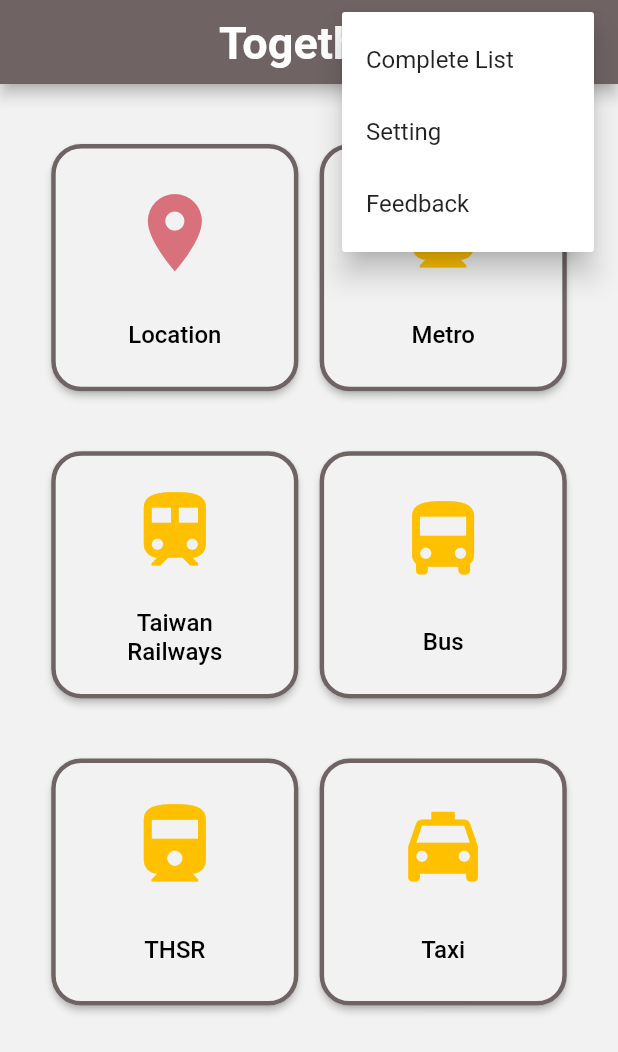
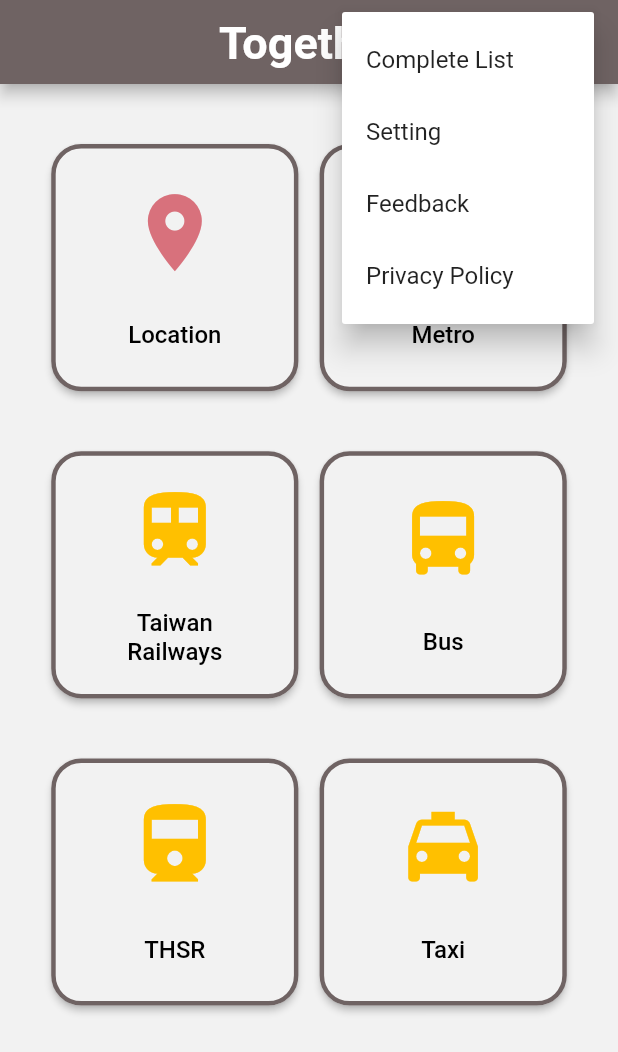
Before and after one commit to lspss95207/Together---epidemic-prevention-log, a Flutter app: the screen it shows after launch, after a tap on the "more vert" icon, on a phone screen of 412 x 824 dp. Shown: the top 1052 px of the screen. Run offline on Flutter 3.47's test engine with Material 2 defaults, Android fonts, the phone set to English and light mode, and no system bars; our stand-ins replace datetime_picker_formfield, dynamic_theme, flutter_speed_dial, geolocator, google_maps_flutter, photo_view and 1 more; missing offline and left inert: dropdownfield, flutter_email_sender, google_maps_place_picker, positioned_tap_detector, searchable_dropdown; Roboto replaces fonts that are missing (jfOpen).

Commit message:
add privacy policy

```diff
--- a/assets/locale/i18n_en.json
+++ b/assets/locale/i18n_en.json
@@ -5,6 +5,7 @@
     "Setting":"Setting",
     "Feedback":"Feedback",
     "Tutorial":"Tutorial",
+    "Privacy Policy": "Privacy Policy",
 
     "System": "System",
     "Language": "Language",
--- a/assets/locale/i18n_zh_TW.json
+++ b/assets/locale/i18n_zh_TW.json
@@ -5,6 +5,7 @@
     "Setting":"設定",
     "Feedback":"意見回覆",
     "Tutorial":"教學",
+    "Privacy Policy": "隱私權政策",
 
     "System": "系統預設",
     "Language": "語言",
--- a/lib/homePage.dart
+++ b/lib/homePage.dart
@@ -113,22 +113,30 @@
                           Navigator.of(context).push(MaterialPageRoute(
                               builder: (BuildContext context) =>
                                   SettingPage()));
-                        } else if (val == 'facebook') {
+                        } else if (val == 'privacy') {
                           const url =
-                              'https://www.facebook.com/%E4%B8%80%E8%B5%B7-%E5%BF%AB%E9%80%9F%E7%B4%80%E9%8C%84%E8%A1%8C%E8%B9%A4%E6%88%B0%E5%8B%9Dcovid-19-115060663529087';
+                              'https://together-epidemic-pr.flycricket.io/privacy.html';
                           if (await canLaunch(url)) {
                             await launch(url);
                           } else {
                             throw 'Could not launch $url';
                           }
+                        } else if (val == 'facebook') {
+                          // const url =
+                          //     'https://www.facebook.com/%E4%B8%80%E8%B5%B7-%E5%BF%AB%E9%80%9F%E7%B4%80%E9%8C%84%E8%A1%8C%E8%B9%A4%E6%88%B0%E5%8B%9Dcovid-19-115060663529087';
+                          // if (await canLaunch(url)) {
+                          //   await launch(url);
+                          // } else {
+                          //   throw 'Could not launch $url';
+                          // }
                         } else if (val == 'instagram') {
-                          const url =
-                              'https://www.instagram.com/2020.fightcovid19/';
-                          if (await canLaunch(url)) {
-                            await launch(url);
-                          } else {
-                            throw 'Could not launch $url';
-                          }
+                          // const url =
+                          //     'https://www.instagram.com/2020.fightcovid19/';
+                          // if (await canLaunch(url)) {
+                          //   await launch(url);
+                          // } else {
+                          //   throw 'Could not launch $url';
+                          // }
                         }
                       },
                       itemBuilder: (BuildContext context) =>
@@ -144,6 +152,10 @@
                         PopupMenuItem<String>(
                           value: 'feedback',
                           child: Text(allTranslations.text('Feedback')),
+                        ),
+                        PopupMenuItem<String>(
+                          value: 'privacy',
+                          child: Text(allTranslations.text('Privacy Policy')),
                         ),
                         // PopupMenuItem<String>(
                         //   value: 'tutorial',
--- a/pubspec.yaml
+++ b/pubspec.yaml
@@ -11,7 +11,7 @@
 # In iOS, build-name is used as CFBundleShortVersionString while build-number used as CFBundleVersion.
 # Read more about iOS versioning at
 # https://developer.apple.com/library/archive/documentation/General/Reference/InfoPlistKeyReference/Articles/CoreFoundationKeys.html
-version: 1.0.1+3
+version: 1.0.1+4
 
 environment:
   sdk: ">=2.2.0 <3.0.0"
```
